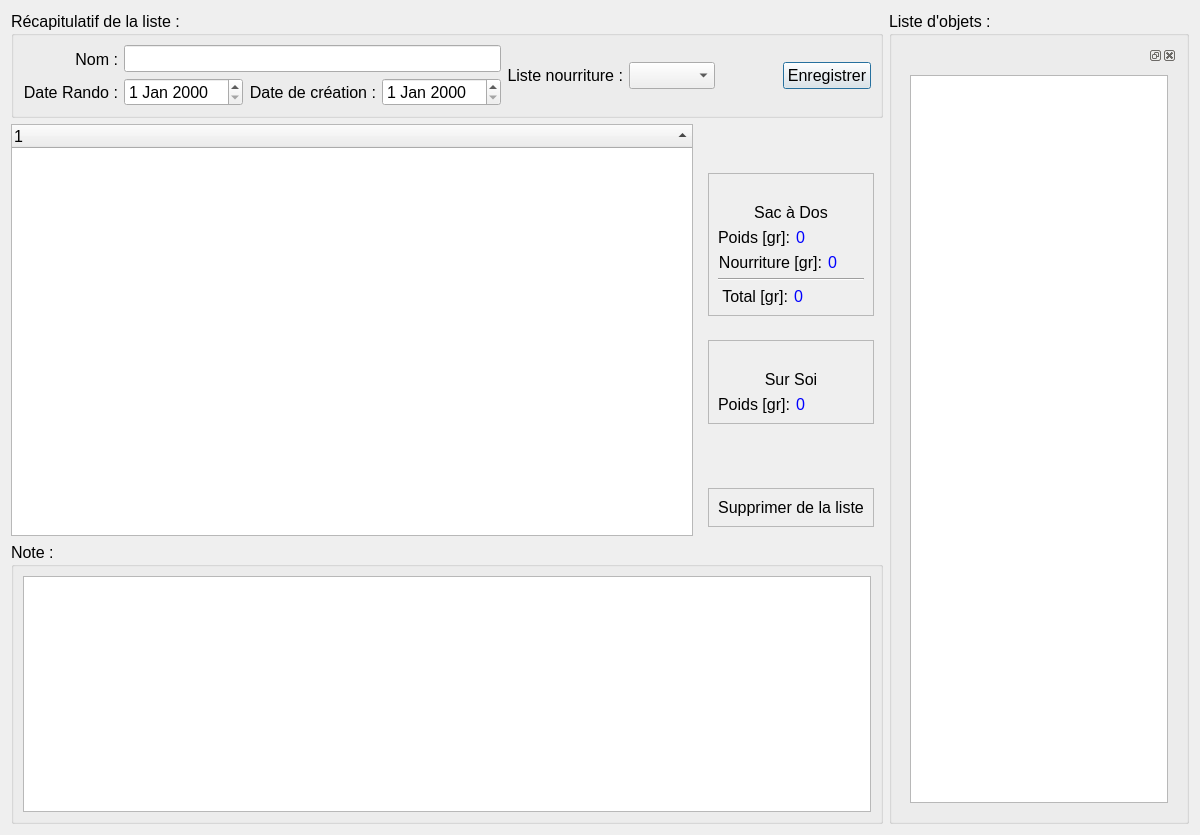
amof/Doger, file Doger/listwindow.ui: the form before one commit.
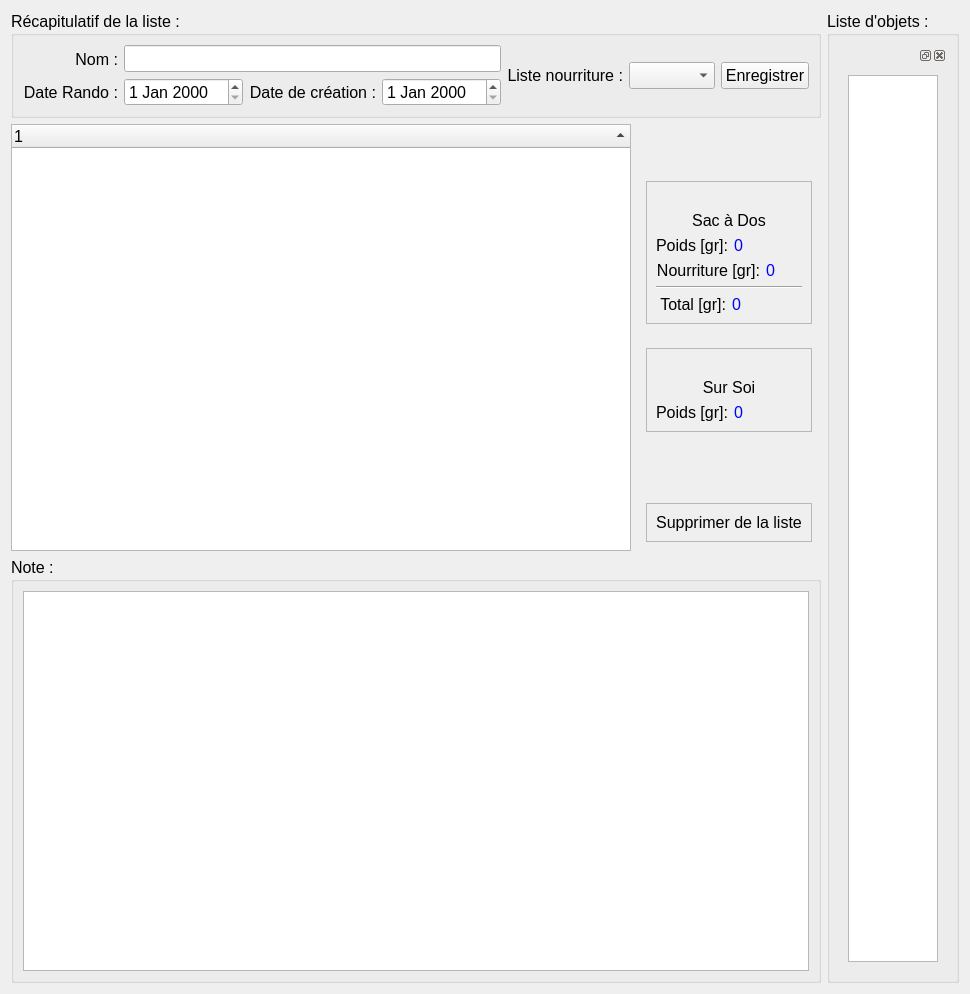
The form after the commit. Icons and pictures are not drawn.

Commit message: Change qDialog to qWidget with listwindow

Diff of the .ui file:
```diff
--- a/Doger/listwindow.ui
+++ b/Doger/listwindow.ui
@@ -1,13 +1,13 @@
 <?xml version="1.0" encoding="UTF-8"?>
 <ui version="4.0">
  <class>ListWindow</class>
- <widget class="QDialog" name="ListWindow">
+ <widget class="QWidget" name="ListWindow">
   <property name="geometry">
    <rect>
     <x>0</x>
     <y>0</y>
-    <width>1200</width>
-    <height>835</height>
+    <width>843</width>
+    <height>994</height>
    </rect>
   </property>
   <property name="windowTitle">
```
Left out of the diff: 6 changed lines with no effect on the pictures. The commit also changes 5 other files.
